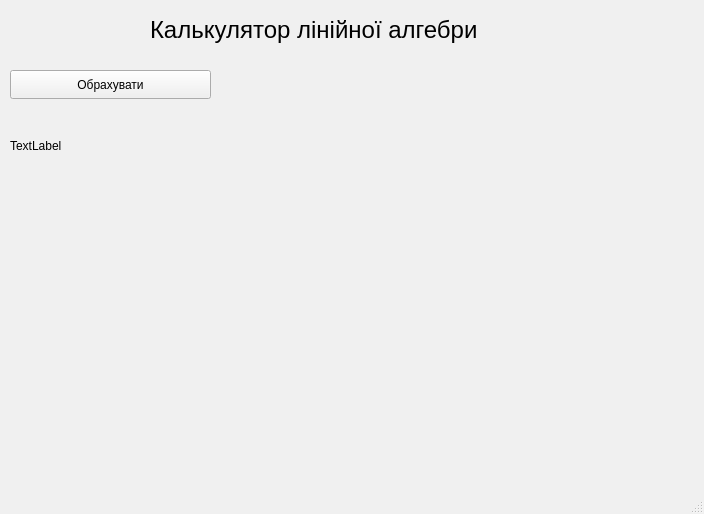
The window that linear_calculator/mainwindow.ui (AlexPal005/Linear-algebra_calculator) describes before a commit, drawn with Qt 5.
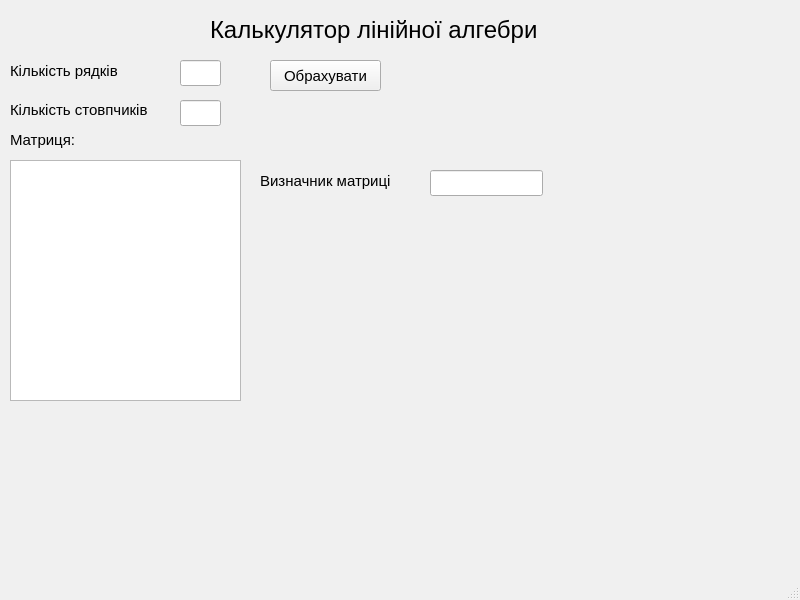
The same window after the commit.

Commit message: add table matrix and determinant

The edit to the form file:
```diff
--- a/linear_calculator/mainwindow.ui
+++ b/linear_calculator/mainwindow.ui
@@ -9,10 +9,22 @@
    <rect>
     <x>0</x>
     <y>0</y>
-    <width>704</width>
-    <height>514</height>
+    <width>800</width>
+    <height>600</height>
    </rect>
   </property>
+  <property name="sizePolicy">
+   <sizepolicy hsizetype="Maximum" vsizetype="Maximum">
+    <horstretch>0</horstretch>
+    <verstretch>0</verstretch>
+   </sizepolicy>
+  </property>
+  <property name="maximumSize">
+   <size>
+    <width>800</width>
+    <height>600</height>
+   </size>
+  </property>
   <property name="palette">
    <palette>
     <active>
@@ -441,12 +453,24 @@
     </property>
     <property name="geometry">
      <rect>
-      <x>150</x>
+      <x>210</x>
       <y>10</y>
       <width>404</width>
       <height>40</height>
      </rect>
     </property>
+    <property name="sizePolicy">
+     <sizepolicy hsizetype="Fixed" vsizetype="Fixed">
+      <horstretch>0</horstretch>
+      <verstretch>0</verstretch>
+     </sizepolicy>
+    </property>
+    <property name="maximumSize">
+     <size>
+      <width>600</width>
+      <height>400</height>
+     </size>
+    </property>
     <property name="font">
      <font>
       <pointsize>18</pointsize>
@@ -459,30 +483,137 @@
      <string>Калькулятор лінійної алгебри</string>
     </property>
    </widget>
-   <widget class="QPushButton" name="pushButton">
-    <property name="geometry">
-     <rect>
-      <x>10</x>
-      <y>70</y>
-      <width>201</width>
-      <height>29</height>
-     </rect>
-    </property>
-    <property name="text">
-     <string>Обрахувати</string>
-    </property>
-   </widget>
    <widget class="QLabel" name="label_2">
     <property name="geometry">
      <rect>
       <x>10</x>
-      <y>110</y>
+      <y>60</y>
+      <width>131</width>
+      <height>21</height>
+     </rect>
+    </property>
+    <property name="font">
+     <font>
+      <pointsize>11</pointsize>
+     </font>
+    </property>
+    <property name="text">
+     <string>Кількість рядків</string>
+    </property>
+   </widget>
+   <widget class="QLabel" name="label_3">
+    <property name="geometry">
+     <rect>
+      <x>10</x>
+      <y>100</y>
+      <width>171</width>
+      <height>20</height>
+     </rect>
+    </property>
+    <property name="font">
+     <font>
+      <pointsize>11</pointsize>
+     </font>
+    </property>
+    <property name="text">
+     <string>Кількість стовпчиків</string>
+    </property>
+   </widget>
+   <widget class="QLineEdit" name="lineEdit">
+    <property name="geometry">
+     <rect>
+      <x>180</x>
+      <y>60</y>
+      <width>41</width>
+      <height>26</height>
+     </rect>
+    </property>
+    <property name="text">
+     <string/>
+    </property>
+   </widget>
+   <widget class="QLineEdit" name="lineEdit_2">
+    <property name="geometry">
+     <rect>
+      <x>180</x>
+      <y>100</y>
+      <width>41</width>
+      <height>26</height>
+     </rect>
+    </property>
+   </widget>
+   <widget class="QLabel" name="label_4">
+    <property name="geometry">
+     <rect>
+      <x>10</x>
+      <y>130</y>
       <width>91</width>
-      <height>71</height>
+      <height>20</height>
      </rect>
     </property>
+    <property name="font">
+     <font>
+      <pointsize>11</pointsize>
+     </font>
+    </property>
     <property name="text">
-     <string>TextLabel</string>
+     <string>Матриця:</string>
+    </property>
+   </widget>
+   <widget class="QPushButton" name="pushButton">
+    <property name="geometry">
+     <rect>
+      <x>270</x>
+      <y>60</y>
+      <width>111</width>
+      <height>31</height>
+     </rect>
+    </property>
+    <property name="font">
+     <font>
+      <pointsize>11</pointsize>
+     </font>
+    </property>
+    <property name="text">
+     <string>Обрахувати</string>
+    </property>
+   </widget>
+   <widget class="QTableWidget" name="tableWidget">
+    <property name="geometry">
+     <rect>
+      <x>10</x>
+      <y>160</y>
+      <width>231</width>
+      <height>241</height>
+     </rect>
+    </property>
+   </widget>
+   <widget class="QLabel" name="label_5">
+    <property name="geometry">
+     <rect>
+      <x>260</x>
+      <y>160</y>
+      <width>161</width>
+      <height>41</height>
+     </rect>
+    </property>
+    <property name="font">
+     <font>
+      <pointsize>11</pointsize>
+     </font>
+    </property>
+    <property name="text">
+     <string>Визначник матриці</string>
+    </property>
+   </widget>
+   <widget class="QLineEdit" name="lineEdit_3">
+    <property name="geometry">
+     <rect>
+      <x>430</x>
+      <y>170</y>
+      <width>113</width>
+      <height>26</height>
+     </rect>
     </property>
    </widget>
   </widget>
```
Left out of the diff: 2 changed lines with no effect on the pictures. The commit also changes 7 other files.
